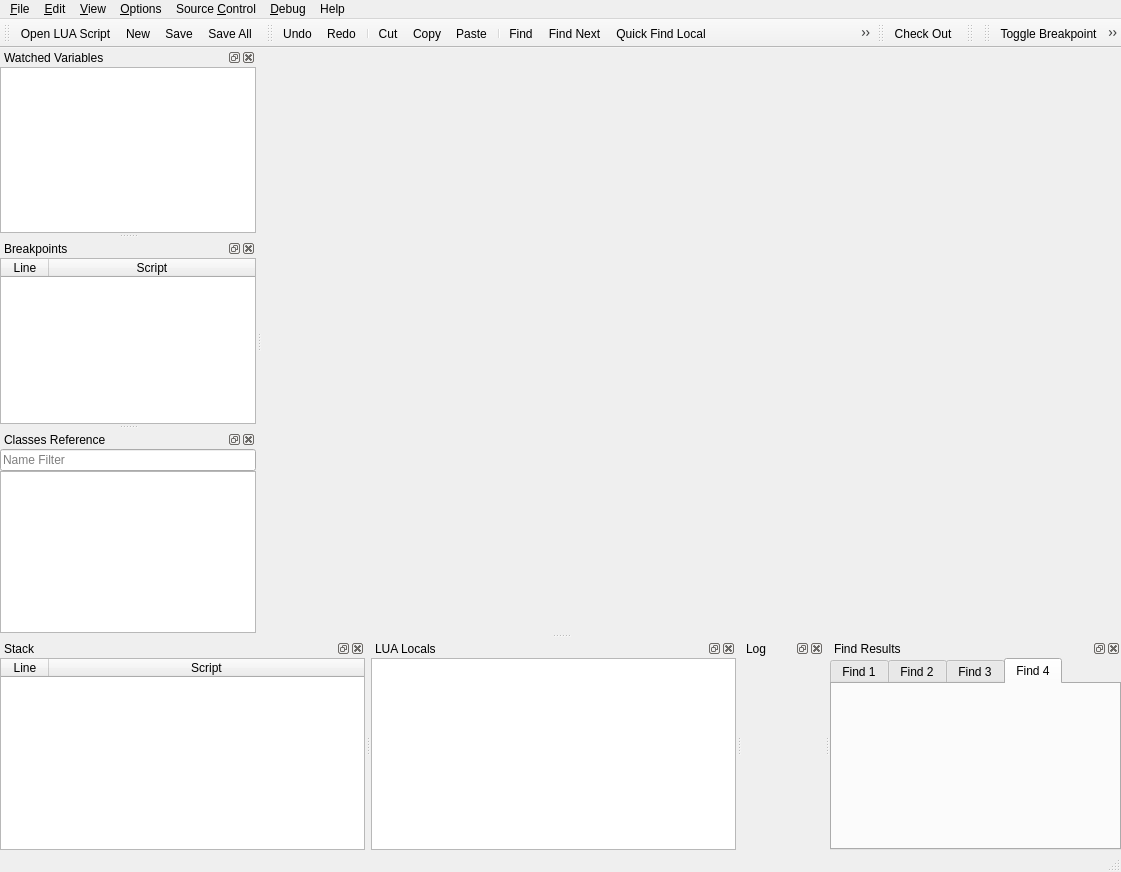
Old version of the form dev/Code/Tools/Woodpecker/Woodpecker/LUA/LUAEditorMainWindow.ui in the repository aws/lumberyard.
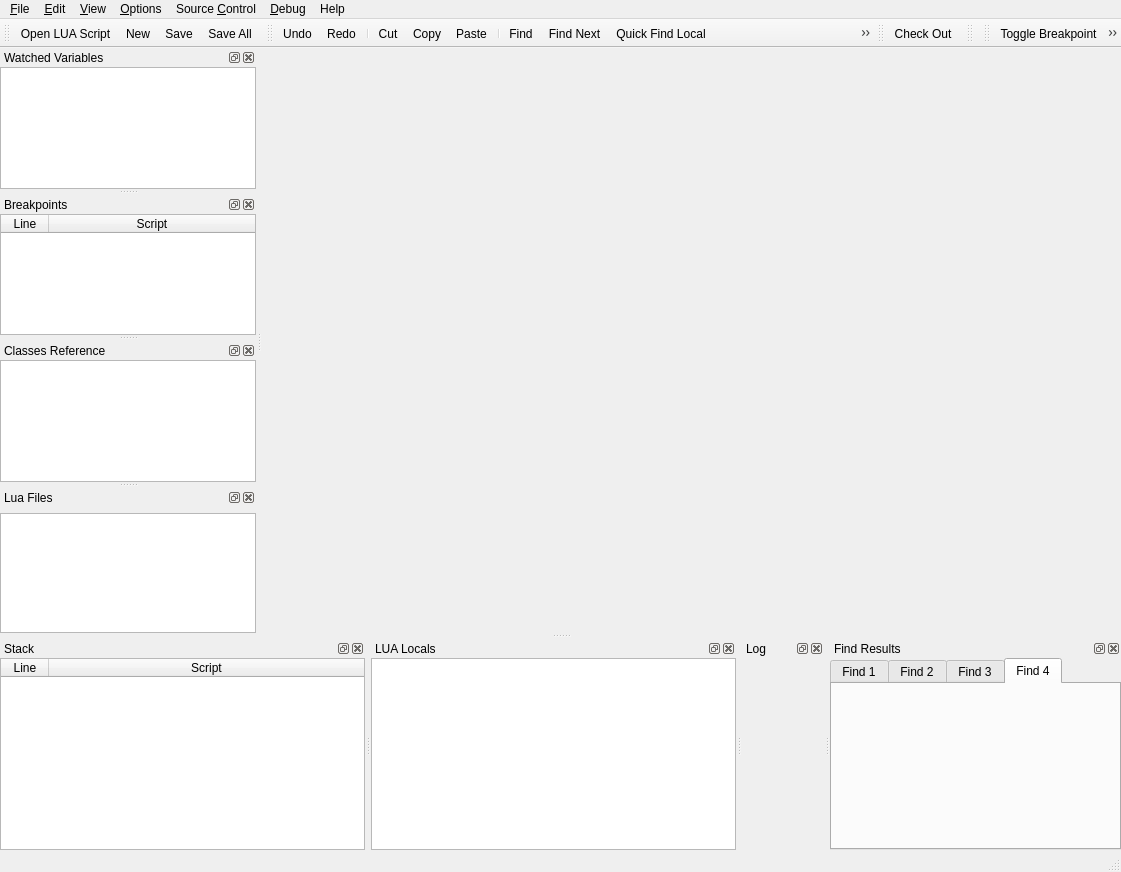
New version of the form. Icons and pictures are not drawn. Custom widgets are drawn as their Qt base class.

```diff
--- a/dev/Code/Tools/Woodpecker/Woodpecker/LUA/LUAEditorMainWindow.ui
+++ b/dev/Code/Tools/Woodpecker/Woodpecker/LUA/LUAEditorMainWindow.ui
@@ -689,11 +689,7 @@
       <number>0</number>
      </property>
      <item row="0" column="0">
-      <widget class="QLineEdit" name="luaClassFilterEdit">
-       <property name="placeholderText">
-        <string>Name Filter</string>
-       </property>
-      </widget>
+       <widget class="AzQtComponents::FilteredSearchWidget" name="m_searchWidget" native="true"/>
      </item>
      <item row="1" column="0">
       <widget class="DHClassReferenceWidget" name="classReferenceTreeView">
@@ -729,6 +725,52 @@
     </layout>
    </widget>
   </widget>
+   <widget class="QDockWidget" name="luaFilesDockWidget">
+     <property name="windowTitle">
+       <string>Lua Files</string>
+     </property>
+     <attribute name="dockWidgetArea">
+       <number>1</number>
+     </attribute>
+     <widget class="QWidget" name="stackLayout_luafiles">
+       <layout class="QVBoxLayout" name="horizontalLayout_luafiles">
+         <property name="leftMargin">
+           <number>0</number>
+         </property>
+         <property name="topMargin">
+           <number>0</number>
+         </property>
+         <property name="rightMargin">
+           <number>0</number>
+         </property>
+         <property name="bottomMargin">
+           <number>0</number>
+         </property>
+         <item>
+           <widget class="AzQtComponents::FilteredSearchWidget" name="m_assetBrowserSearchWidget" native="true"/>
+         </item>
+         <item>
+           <widget class="AzToolsFramework::AssetBrowser::AssetBrowserTreeView" name="m_assetBrowserTreeView">
+             <property name="sizePolicy">
+               <sizepolicy hsizetype="Preferred" vsizetype="Expanding">
+                 <horstretch>0</horstretch>
+                 <verstretch>0</verstretch>
+               </sizepolicy>
+             </property>
+             <property name="contextMenuPolicy">
+               <enum>Qt::CustomContextMenu</enum>
+             </property>
+             <property name="selectionMode">
+               <enum>QAbstractItemView::ExtendedSelection</enum>
+             </property>
+             <attribute name="headerVisible">
+               <bool>false</bool>
+             </attribute>
+           </widget>
+         </item>
+       </layout>
+     </widget>
+   </widget>
   <action name="actionSave">
    <property name="icon">
     <iconset resource="../../../../Framework/AzToolsFramework/AzToolsFramework/UI/LegacyFramework/Resources/sharedResources.qrc">
@@ -1252,6 +1294,29 @@
    <header>Woodpecker/LUA/LUAEditorFindResults.hxx</header>
    <container>1</container>
   </customwidget>
+   <customwidget>
+     <class>AzQtComponents::FilteredSearchWidget</class>
+     <extends>QWidget</extends>
+     <header>AzQtComponents/Components/FilteredSearchWidget.h</header>
+     <container>1</container>
+   </customwidget>
+   <customwidget>
+     <class>AzToolsFramework::AssetBrowser::SearchWidget</class>
+     <extends>QWidget</extends>
+     <header>AzToolsFramework/AssetBrowser/Search/SearchWidget.h</header>
+     <container>1</container>
+   </customwidget>
+   <customwidget>
+     <class>AzToolsFramework::AssetBrowser::AssetBrowserTreeView</class>
+     <extends>QTreeView</extends>
+     <header>AzToolsFramework/AssetBrowser/Views/AssetBrowserTreeView.h</header>
+   </customwidget>
+   <customwidget>
+     <class>AzQtComponents::FilteredSearchWidget</class>
+     <extends>QWidget</extends>
+     <header>AzQtComponents/Components/FilteredSearchWidget.h</header>
+     <container>1</container>
+   </customwidget>
  </customwidgets>
  <resources>
   <include location="../../../../Framework/AzToolsFramework/AzToolsFramework/UI/LegacyFramework/Resources/sharedResources.qrc"/>
```
Left out of the diff: 15 changed lines with no effect on the pictures. Lines whose indentation alone changed are shown as unchanged.
